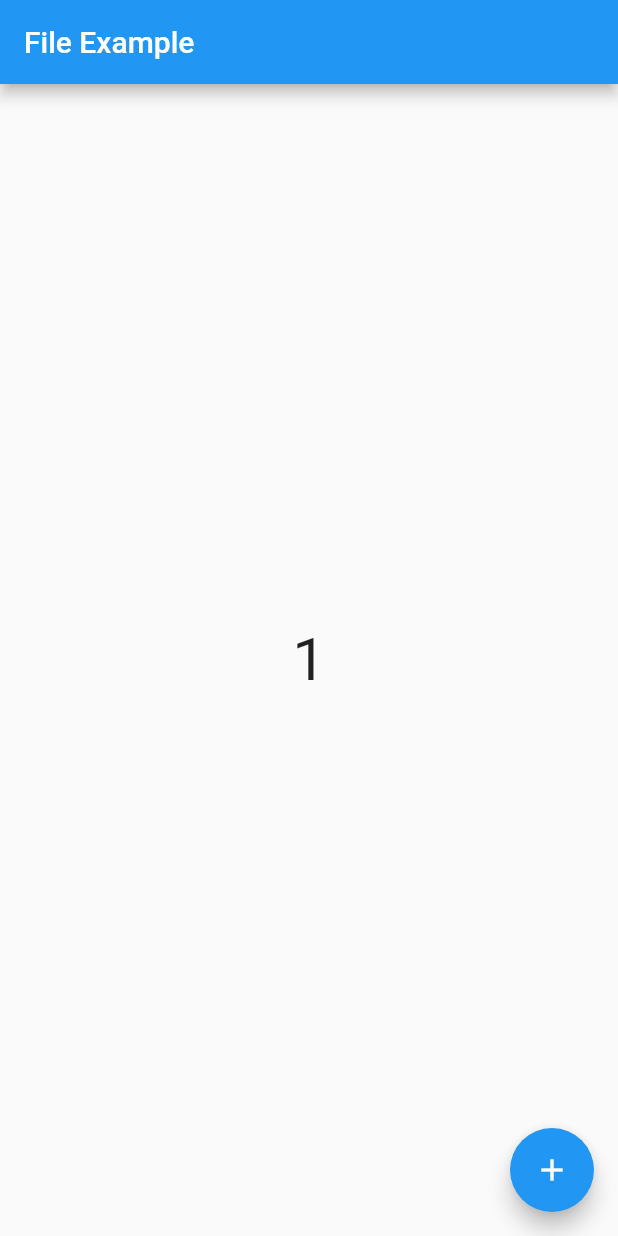
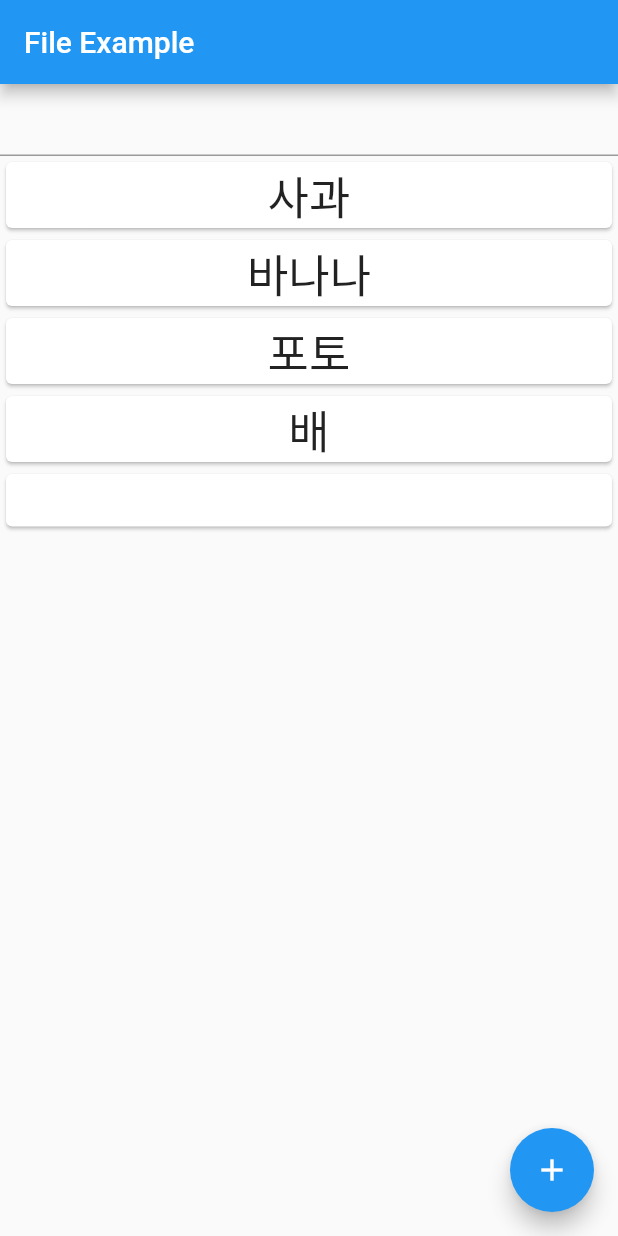
Before and after one commit to Yoon-Chan/Flutter, a Flutter app: the screen it shows after launch, after a tap on the "add" icon, on a phone screen of 412 x 824 dp. Run offline on Flutter 3.47's test engine with Material 2 defaults, Android fonts, the phone set to English and light mode, and no system bars; our stand-ins replace cloud_firestore, dio, drift, firebase_core, geolocator, get_it and 10 more; missing offline and left inert: agora_rtc_engine, shake; accounts and stored records are empty; generated files the repository leaves out were written again.

Commit message:
내부 저장소를 이용하여 파일에 있는 fruit.txt를 읽어 ListView에 보여주고 또한 TextEditting과 TextField를 이용하여 작성한 글을 추가하고 파일에 저장하는 기능

```diff
--- a/Doit/fileio_example/lib/fileApp.dart
+++ b/Doit/fileio_example/lib/fileApp.dart
@@ -1,27 +1,70 @@
-
-
 import 'dart:io';
 
 import 'package:flutter/cupertino.dart';
 import 'package:flutter/material.dart';
 import 'package:path_provider/path_provider.dart';
+import 'package:shared_preferences/shared_preferences.dart';
 
-class FileApp extends StatefulWidget{
-
+class FileApp extends StatefulWidget {
   @override
   State<StatefulWidget> createState() => _FileApp();
-
 }
 
 class _FileApp extends State<FileApp> {
   int _count = 0;
+  List<String> itemList = new List.empty(growable: true);
+  TextEditingController controller = new TextEditingController();
+
+  Future<List<String>> readListFile() async {
+    List<String> itemList = new List.empty(growable: true);
+
+    var key = 'first';
+    SharedPreferences pref = await SharedPreferences.getInstance();
+
+    bool? firstCheck = pref.getBool(key);
+
+    var dir = await getApplicationDocumentsDirectory();
+
+    bool fileExist = await File(dir.path + '/repo/fruit.txt').exists();
+
+    if (firstCheck == null || firstCheck == false || fileExist == false) {
+      pref.setBool(key, true);
+      var file =
+          await DefaultAssetBundle.of(context).loadString('repo/fruit.txt');
+
+      File(dir.path + '/fruit.txt').writeAsStringSync(file);
+
+      var array = file.split('\n');
+      for (var item in array) {
+        print(item);
+        itemList.add(item);
+      }
+      return itemList;
+    } else {
+      var file = await File(dir.path + '/fruit.txt').readAsString();
+      var array = file.split('\n');
+      for (var item in array) {
+        print(item);
+        itemList.add(item);
+      }
+
+      return itemList;
+    }
+  }
+
+  void initData() async {
+    var result = await readListFile();
+    setState(() {
+      itemList.addAll(result);
+    });
+  }
 
   @override
   void initState() {
     super.initState();
     readCountFile();
+    initData();
   }
-
 
   @override
   Widget build(BuildContext context) {
@@ -31,27 +74,43 @@ class _FileApp extends State<FileApp> {
       ),
       body: Container(
         child: Center(
-          child: Text(
-            '$_count',
-            style: TextStyle(fontSize: 40),
+          child: Column(
+            children: [
+              TextField(
+                controller: controller,
+                keyboardType: TextInputType.text,
+              ),
+              Expanded(
+                child: ListView.builder(
+                  itemCount: itemList.length,
+                  itemBuilder: (context, index) {
+                    return Card(
+                      child: Center(
+                        child: Text(
+                          itemList[index],
+                          style: TextStyle(fontSize: 30),
+                        ),
+                      ),
+                    );
+                  },
+                ),
+              )
+            ],
           ),
         ),
       ),
-
       floatingActionButton: FloatingActionButton(
         onPressed: () {
+          writeFruit(controller.value.text);
           setState(() {
-            _count++;
+            itemList.add(controller.value.text);
           });
 
-          writeCountFile(_count);
         },
         child: Icon(Icons.add),
       ),
     );
-
   }
-
 
   void writeCountFile(int count) async {
     var dir = await getApplicationDocumentsDirectory();
@@ -67,8 +126,17 @@ class _FileApp extends State<FileApp> {
       setState(() {
         _count = int.parse(file);
       });
-    }catch(e) {
+    } catch (e) {
       print(e.toString());
     }
   }
+
+
+  void writeFruit(String fruit) async {
+    var dir = await getApplicationDocumentsDirectory();
+    var file = await File(dir.path + '/fruit.txt').readAsString();
+    file = file + '\n' + fruit;
+    File(dir.path + '/fruit.txt').writeAsStringSync(file);
+
+  }
 }
--- a/Doit/fileio_example/pubspec.yaml
+++ b/Doit/fileio_example/pubspec.yaml
@@ -37,6 +37,8 @@ dependencies:
   # Use with the CupertinoIcons class for iOS style icons.
   cupertino_icons: ^1.0.2
   path_provider: ^2.0.12
+  shared_preferences: ^2.0.17
+  dio: ^4.0.6
 
 dev_dependencies:
   flutter_test:
@@ -59,6 +61,8 @@ flutter:
   # included with your application, so that you can use the icons in
   # the material Icons class.
   uses-material-design: true
+  assets:
+    - repo/fruit.txt
 
   # To add assets to your application, add an assets section, like this:
   # assets:
--- /dev/null
+++ b/Doit/fileio_example/repo/fruit.txt
@@ -0,0 +1,4 @@
+사과
+바나나
+포토
+배
```
Also changed, not shown: Doit/fileio_example/lib/main.dart (+0 -85 lines), Doit/fileio_example/pubspec.lock, 1 other file.
